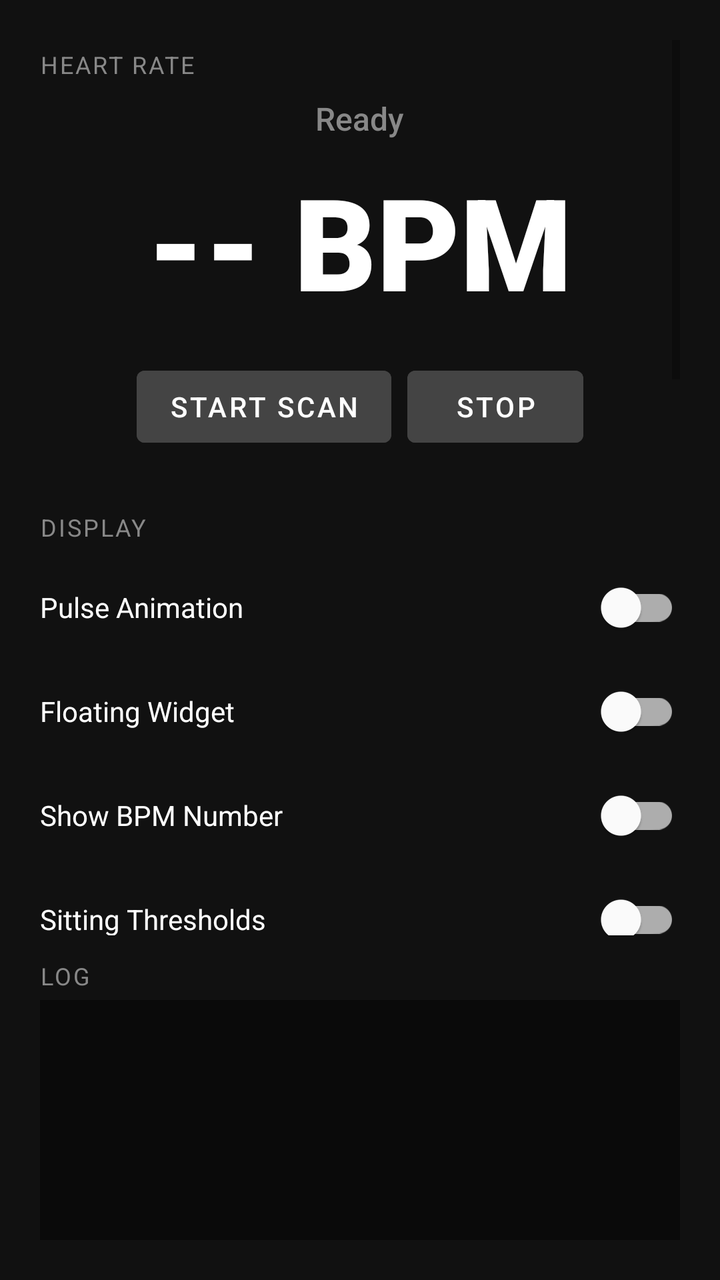
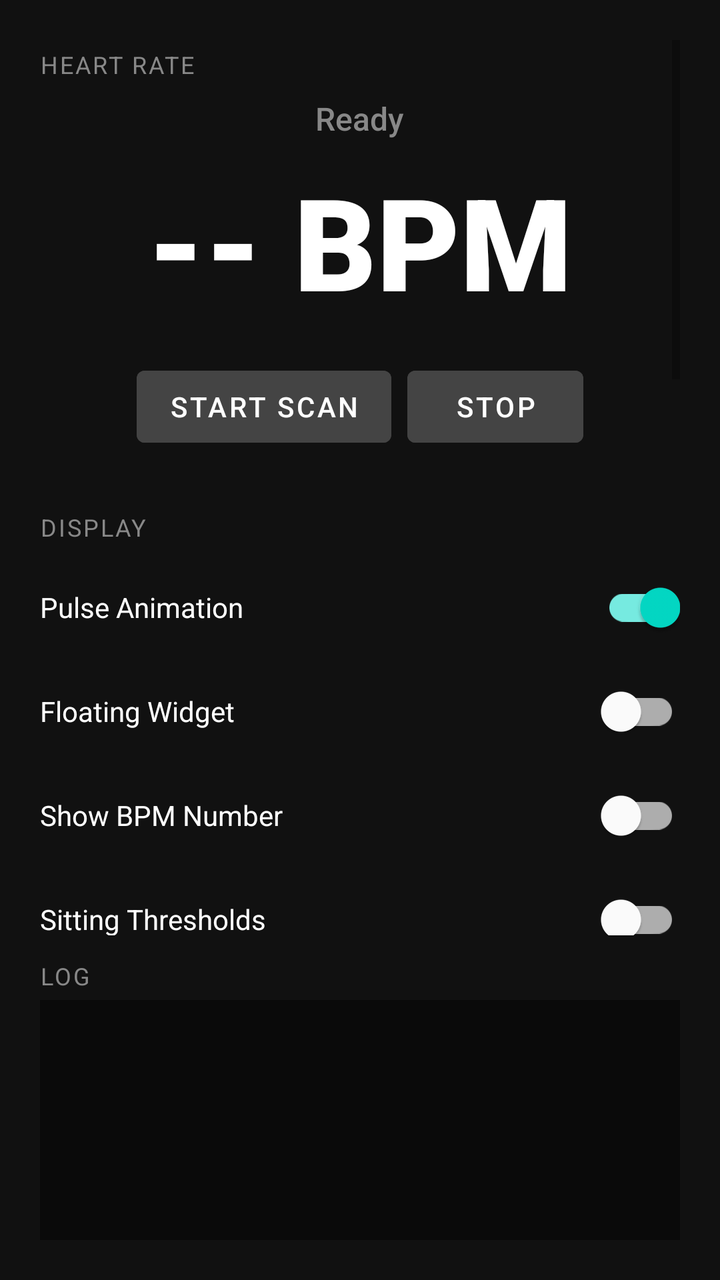

Screens rendered from an Android XML layout before and after an edit, with the pre-edit source and the edit as a unified diff.
<!-- AndroidManifest.xml: application theme Theme.HRBot -->
<!-- res/layout/activity_main.xml -->
<?xml version="1.0" encoding="utf-8"?>
<LinearLayout
    xmlns:android="http://schemas.android.com/apk/res/android"
    android:layout_width="match_parent"
    android:layout_height="match_parent"
    android:orientation="vertical"
    android:background="#111111"
    android:padding="20dp">

    <ScrollView
        android:layout_width="match_parent"
        android:layout_height="0dp"
        android:layout_weight="1"
        android:fillViewport="true"
        android:scrollbars="vertical">

        <LinearLayout
            android:layout_width="match_parent"
            android:layout_height="wrap_content"
            android:orientation="vertical"
            android:gravity="center_horizontal"
            android:paddingBottom="8dp">

            
            <TextView
                android:layout_width="match_parent"
                android:layout_height="wrap_content"
                android:text="Heart rate"
                android:textColor="#888888"
                android:textSize="12sp"
                android:textAllCaps="true"
                android:letterSpacing="0.08"
                android:layout_marginTop="4dp"
                android:layout_marginBottom="8dp" />

            <TextView
                android:id="@+id/statusText"
                android:layout_width="wrap_content"
                android:layout_height="wrap_content"
                android:text="Ready"
                android:textColor="#888888"
                android:textSize="16sp"
                android:fontFamily="sans-serif-medium"
                android:layout_marginBottom="8dp" />

            <TextView
                android:id="@+id/bpmText"
                android:layout_width="wrap_content"
                android:layout_height="wrap_content"
                android:text="-- BPM"
                android:textColor="#FFFFFF"
                android:textSize="64sp"
                android:fontFamily="sans-serif-black"
                android:textStyle="bold" />

            <LinearLayout
                android:layout_width="wrap_content"
                android:layout_height="wrap_content"
                android:orientation="horizontal"
                android:layout_marginTop="16dp">

                <Button
                    android:id="@+id/btnStartHr"
                    android:layout_width="wrap_content"
                    android:layout_height="wrap_content"
                    android:text="Start Scan"
                    android:backgroundTint="#444444"
                    android:textColor="#FFFFFF"
                    style="@style/Widget.MaterialComponents.Button" />

                <Button
                    android:id="@+id/btnStopHr"
                    android:layout_width="wrap_content"
                    android:layout_height="wrap_content"
                    android:text="Stop"
                    android:layout_marginStart="8dp"
                    android:backgroundTint="#444444"
                    android:textColor="#FFFFFF"
                    style="@style/Widget.MaterialComponents.Button" />
            </LinearLayout>

            
            <TextView
                android:layout_width="match_parent"
                android:layout_height="wrap_content"
                android:text="Display"
                android:textColor="#888888"
                android:textSize="12sp"
                android:textAllCaps="true"
                android:letterSpacing="0.08"
                android:layout_marginTop="28dp"
                android:layout_marginBottom="4dp" />

            <com.google.android.material.switchmaterial.SwitchMaterial
                android:id="@+id/switchPulse"
                android:layout_width="match_parent"
                android:layout_height="wrap_content"
                android:text="Pulse Animation"
                android:textColor="#FFFFFF"
                android:layout_marginTop="4dp" />

            <com.google.android.material.switchmaterial.SwitchMaterial
                android:id="@+id/switchFloating"
                android:layout_width="match_parent"
                android:layout_height="wrap_content"
                android:text="Floating Widget"
                android:textColor="#FFFFFF"
                android:layout_marginTop="4dp" />

            <com.google.android.material.switchmaterial.SwitchMaterial
                android:id="@+id/switchShowBpm"
                android:layout_width="match_parent"
                android:layout_height="wrap_content"
                android:text="Show BPM Number"
                android:textColor="#FFFFFF"
                android:layout_marginTop="4dp" />

            <com.google.android.material.switchmaterial.SwitchMaterial
                android:id="@+id/switchNewThresholds"
                android:layout_width="match_parent"
                android:layout_height="wrap_content"
                android:text="Sitting Thresholds"
                android:textColor="#FFFFFF"
                android:layout_marginTop="4dp" />

            <Button
                android:id="@+id/btnPulseScreen"
                android:layout_width="wrap_content"
                android:layout_height="wrap_content"
                android:text="Pulse Screen"
                android:layout_marginTop="8dp"
                android:layout_gravity="start"
                android:backgroundTint="#444444"
                android:textColor="#FFFFFF"
                style="@style/Widget.MaterialComponents.Button" />

            
            <TextView
                android:layout_width="match_parent"
                android:layout_height="wrap_content"
                android:text="Sound"
                android:textColor="#888888"
                android:textSize="12sp"
                android:textAllCaps="true"
                android:letterSpacing="0.08"
                android:layout_marginTop="28dp"
                android:layout_marginBottom="4dp" />

            <com.google.android.material.switchmaterial.SwitchMaterial
                android:id="@+id/switchHeartbeatSound"
                android:layout_width="match_parent"
                android:layout_height="wrap_content"
                android:text="Heartbeat Sound"
                android:textColor="#FFFFFF"
                android:layout_marginTop="4dp" />

            <TextView
                android:id="@+id/heartbeatSoundVolumeLabel"
                android:layout_width="match_parent"
                android:layout_height="wrap_content"
                android:text="Heartbeat Volume: 100%"
                android:textColor="#BBBBBB"
                android:textSize="14sp"
                android:layout_marginTop="8dp" />

            <SeekBar
                android:id="@+id/heartbeatSoundVolumeSeekBar"
                android:layout_width="match_parent"
                android:layout_height="wrap_content"
                android:max="100"
                android:progress="100"
                android:contentDescription="Heartbeat sound volume" />

            <Spinner
                android:id="@+id/heartbeatSoundEffectSpinner"
                android:layout_width="match_parent"
                android:layout_height="wrap_content"
                android:layout_marginTop="4dp"
                android:contentDescription="Heartbeat sound effect"
                android:popupBackground="#333333" />

            <TextView
                android:layout_width="match_parent"
                android:layout_height="wrap_content"
                android:text="Haptics"
                android:textColor="#888888"
                android:textSize="12sp"
                android:textAllCaps="true"
                android:letterSpacing="0.08"
                android:layout_marginTop="20dp"
                android:layout_marginBottom="4dp" />

            <com.google.android.material.switchmaterial.SwitchMaterial
                android:id="@+id/switchHeartbeatVibration"
                android:layout_width="match_parent"
                android:layout_height="wrap_content"
                android:text="Heartbeat Vibration"
                android:textColor="#FFFFFF"
                android:layout_marginTop="4dp" />

            <TextView
                android:id="@+id/heartbeatVibrationIntensityLabel"
                android:layout_width="match_parent"
                android:layout_height="wrap_content"
                android:text="Max vibration intensity: 75%"
                android:textColor="#BBBBBB"
                android:textSize="14sp"
                android:layout_marginTop="8dp" />

            <SeekBar
                android:id="@+id/heartbeatVibrationIntensitySeekBar"
                android:layout_width="match_parent"
                android:layout_height="wrap_content"
                android:max="100"
                android:progress="75"
                android:enabled="false"
                android:contentDescription="Maximum heartbeat vibration intensity" />

            
            <TextView
                android:layout_width="match_parent"
                android:layout_height="wrap_content"
                android:text="Discord"
                android:textColor="#888888"
                android:textSize="12sp"
                android:textAllCaps="true"
                android:letterSpacing="0.08"
                android:layout_marginTop="28dp"
                android:layout_marginBottom="4dp" />

            <com.google.android.material.switchmaterial.SwitchMaterial
                android:id="@+id/switchDiscord"
                android:layout_width="match_parent"
                android:layout_height="wrap_content"
                android:text="Discord Bot"
                android:textColor="#FFFFFF"
                android:layout_marginTop="4dp" />

            <TextView
                android:id="@+id/discordStatus"
                android:layout_width="match_parent"
                android:layout_height="wrap_content"
                android:text="Discord: Offline"
                android:textColor="#555555"
                android:textSize="14sp"
                android:fontFamily="sans-serif"
                android:layout_marginTop="4dp" />

            <Button
                android:id="@+id/btnManageServers"
                android:layout_width="match_parent"
                android:layout_height="wrap_content"
                android:text="Manage Servers"
                android:layout_marginTop="8dp"
                android:backgroundTint="#333333"
                android:textColor="#FFFFFF"
                style="@style/Widget.MaterialComponents.Button" />

            <TextView
                android:layout_width="match_parent"
                android:layout_height="wrap_content"
                android:text="Choose which servers get a live BPM nickname. Others stay BPMsworth."
                android:textColor="#666666"
                android:textSize="12sp"
                android:layout_marginTop="6dp" />

            
            <TextView
                android:layout_width="match_parent"
                android:layout_height="wrap_content"
                android:text="Device sync"
                android:textColor="#888888"
                android:textSize="12sp"
                android:textAllCaps="true"
                android:letterSpacing="0.08"
                android:layout_marginTop="28dp"
                android:layout_marginBottom="4dp" />

            <LinearLayout
                android:layout_width="match_parent"
                android:layout_height="wrap_content"
                android:orientation="horizontal"
                android:gravity="center_vertical"
                android:layout_marginTop="4dp">

                <Button
                    android:id="@+id/btnLinkDevice"
                    android:layout_width="0dp"
                    android:layout_height="wrap_content"
                    android:layout_weight="1"
                    android:text="Link Device"
                    android:backgroundTint="#444444"
                    android:textColor="#FFFFFF"
                    style="@style/Widget.MaterialComponents.Button" />

                <Button
                    android:id="@+id/btnPairCode"
                    android:layout_width="wrap_content"
                    android:layout_height="wrap_content"
                    android:text="Pair Code"
                    android:layout_marginStart="8dp"
                    android:backgroundTint="#2a2a2a"
                    android:textColor="#bbbbbb"
                    style="@style/Widget.MaterialComponents.Button" />
            </LinearLayout>

            <TextView
                android:id="@+id/syncStatusText"
                android:layout_width="match_parent"
                android:layout_height="wrap_content"
                android:text="Not linked"
                android:textColor="#555555"
                android:textSize="14sp"
                android:fontFamily="sans-serif"
                android:layout_marginTop="8dp" />

        </LinearLayout>
    </ScrollView>

    <TextView
        android:layout_width="match_parent"
        android:layout_height="wrap_content"
        android:text="Log"
        android:textColor="#888888"
        android:textSize="12sp"
        android:textAllCaps="true"
        android:letterSpacing="0.08"
        android:layout_marginTop="12dp"
        android:layout_marginBottom="4dp" />

    <ScrollView
        android:id="@+id/logScroll"
        android:layout_width="match_parent"
        android:layout_height="120dp"
        android:fillViewport="true"
        android:background="#0a0a0a"
        android:padding="8dp">

        <TextView
            android:id="@+id/logText"
            android:layout_width="match_parent"
            android:layout_height="wrap_content"
            android:text=""
            android:textColor="#444444"
            android:textSize="11sp"
            android:fontFamily="monospace"
            android:lineSpacingExtra="2dp" />
    </ScrollView>

</LinearLayout>
<!-- resources referenced by this layout -->
<resources>
  <style name="Theme.HRBot" parent="Theme.MaterialComponents.DayNight.NoActionBar">
          <item name="android:statusBarColor">#FF111111</item>
          <item name="android:navigationBarColor">#FF111111</item>
          <item name="android:windowBackground">#FF111111</item>
          <item name="colorPrimary">#FFFF3333</item>
          <item name="colorOnPrimary">#FFFFFFFF</item>
      </style>
</resources>

<!-- the commit's change to res/layout/activity_main.xml (unified diff, before → after) -->
@@ -96,6 +96,7 @@
                 android:layout_width="match_parent"
                 android:layout_height="wrap_content"
                 android:text="Pulse Animation"
+                android:checked="true"
                 android:textColor="#FFFFFF"
                 android:layout_marginTop="4dp" />
 
